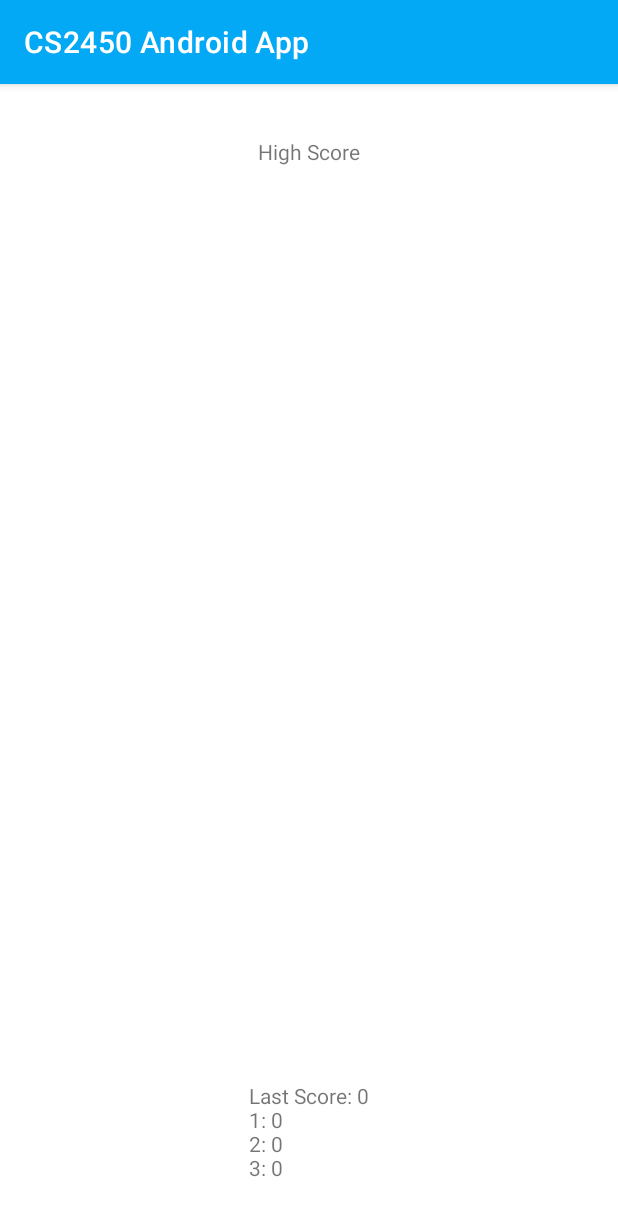
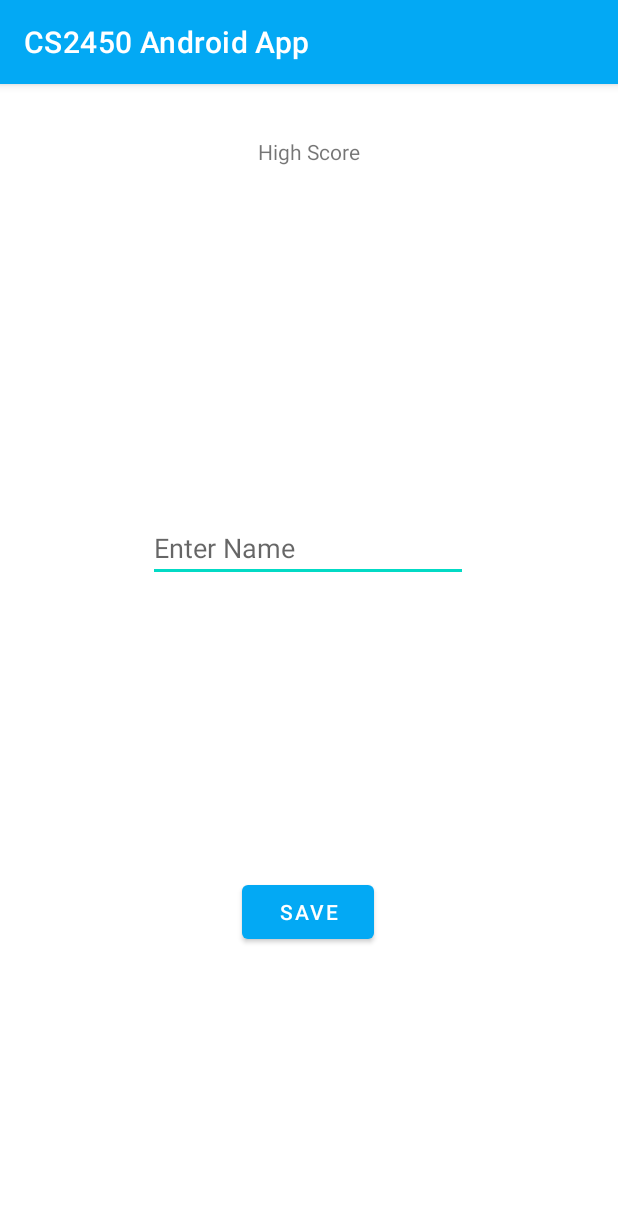
Before and after one commit to hamhead1005/CS2450-Android-Project, an Android app: the HighScore screen opened directly, with no data from a screen before it, on a phone screen of 412 x 824 dp. Shown: the top 1216 px of the screen. Run offline under Robolectric (Android 15) with nearby library versions, the phone set to English and light mode, and no system bars.

Commit message:
Added a way to include name with the highscore and also implemented a highscore button for the main menu. However, when the highscore button is pushed, goes through routine of asking for username input and if no input is given replicates score and name from the most recent game. Couldn't figure out a way yet to make it so this doesn't happen.

```diff
--- a/app/src/main/java/com/example/cs2450androidapp/HighScore.java
+++ b/app/src/main/java/com/example/cs2450androidapp/HighScore.java
@@ -1,9 +1,13 @@
 package com.example.cs2450androidapp;
 
 import android.annotation.SuppressLint;
+import android.content.Context;
 import android.content.Intent;
 import android.content.SharedPreferences;
 import android.os.Bundle;
+import android.view.View;
+import android.widget.Button;
+import android.widget.EditText;
 import android.widget.TextView;
 
 import androidx.appcompat.app.AppCompatActivity;
@@ -11,9 +15,14 @@ import androidx.appcompat.app.AppCompatActivity;
 public class HighScore extends AppCompatActivity {
 
     TextView highScore;
+    Button savehighScore;
+    EditText highscoreName;
 
     static int lastScore;
     int best1,best2,best3;
+    String name1,name2,name3,enteredName;
+    boolean checkMain;
+
 
     public static int getLastScore() {
         return lastScore;
@@ -26,19 +35,48 @@ public class HighScore extends AppCompatActivity {
         setContentView(R.layout.activity_highscore);
 
         highScore = (TextView) findViewById(R.id.highScore);
+        highScore.setVisibility(View.INVISIBLE);
+        highscoreName = (EditText) findViewById(R.id.enterName);
+        savehighScore = (Button) findViewById(R.id.savehighscoreButton);
 
-        SharedPreferences preferences = getSharedPreferences("PREFS",0);
+
+        SharedPreferences preferences = getSharedPreferences("PREFS", Context.MODE_PRIVATE);
+        SharedPreferences.Editor editor = preferences.edit();
+        savehighScore.setOnClickListener(new View.OnClickListener() {
+            @Override
+            public void onClick(View view) {
+                highScore.setVisibility(View.VISIBLE);
+
+
+                enteredName = highscoreName.getText().toString();
+                SharedPreferences.Editor editor = preferences.edit();
+                editor.putString("enteredName",enteredName);
+                editor.commit();
+
+                savehighScore.setVisibility(View.INVISIBLE);
+                highscoreName.setVisibility(View.INVISIBLE);
+            }
+        });
+
+
         lastScore = preferences.getInt("lastScore", 0);
         best1 = preferences.getInt("best1", 0);
         best2 = preferences.getInt("best2", 0);
         best3 = preferences.getInt("best3", 0);
 
+        enteredName = preferences.getString("enteredName", "");
+        name1 = preferences.getString("name1", "");
+        name2 = preferences.getString("name2", "");
+        name3 = preferences.getString("name3", "");
+
 
         //replaces scores if there is a new high score
         if(lastScore> best3){
             best3=lastScore;
-            SharedPreferences.Editor editor = preferences.edit();
+            name3=enteredName;
+            //SharedPreferences.Editor editor = preferences.edit();
             editor.putInt("best3", best3);
+            editor.putString("name3",name3);
             editor.apply();
         }
 
@@ -46,9 +84,14 @@ public class HighScore extends AppCompatActivity {
             int temp = best2;
             best2=lastScore;
             best3 = temp;
-            SharedPreferences.Editor editor = preferences.edit();
+            String tempName = name2;
+            name2 = enteredName;
+            name3 = tempName;
+            //SharedPreferences.Editor editor = preferences.edit();
             editor.putInt("best3", best3);
+            editor.putString("name3",name3);
             editor.putInt("best2", best2);
+            editor.putString("name2",name2);
             editor.apply();
         }
 
@@ -56,17 +99,22 @@ public class HighScore extends AppCompatActivity {
             int temp = best1;
             best1 = lastScore;
             best2 = temp;
-            SharedPreferences.Editor editor = preferences.edit();
+            String tempName = name1;
+            name1 = enteredName;
+            name2 = tempName;
+            //SharedPreferences.Editor editor = preferences.edit();
             editor.putInt("best2", best2);
             editor.putInt("best1", best1);
+            editor.putString("name2",name2);
+            editor.putString("name1",name1);
             editor.apply();
         }
 
         //used to display the scores
         highScore.setText("Last Score: "+ lastScore + "\n" +
-                "1: " + best1 + "\n" +
-                "2: " + best2 + "\n" +
-                "3: " + best3 + "\n" );
+                "1: " + name1 + " - " + best1 + "\n" +
+                "2: " + name2 + " - " + best2 + "\n" +
+                "3: " + name3 + " - " + best3 + "\n" );
     }
 
 
--- a/app/src/main/res/layout/activity_highscore.xml
+++ b/app/src/main/res/layout/activity_highscore.xml
@@ -27,5 +27,31 @@
         android:text=""
         app:layout_constraintBottom_toBottomOf="parent"
         app:layout_constraintEnd_toEndOf="parent"
+        app:layout_constraintStart_toStartOf="parent"
+        app:layout_constraintTop_toTopOf="parent" />
+
+    <Button
+        android:id="@+id/savehighscoreButton"
+        android:layout_width="wrap_content"
+        android:layout_height="wrap_content"
+        android:layout_marginBottom="172dp"
+        android:text="Save"
+        app:layout_constraintBottom_toBottomOf="parent"
+        app:layout_constraintEnd_toEndOf="parent"
+        app:layout_constraintHorizontal_bias="0.498"
+        app:layout_constraintStart_toStartOf="parent" />
+
+    <EditText
+        android:id="@+id/enterName"
+        android:layout_width="wrap_content"
+        android:layout_height="wrap_content"
+        android:layout_marginBottom="196dp"
+        android:ems="10"
+        android:hint="Enter Name"
+        android:inputType="textPersonName"
+        android:text=""
+        app:layout_constraintBottom_toTopOf="@+id/savehighscoreButton"
+        app:layout_constraintEnd_toEndOf="parent"
+        app:layout_constraintHorizontal_bias="0.497"
         app:layout_constraintStart_toStartOf="parent" />
 </androidx.constraintlayout.widget.ConstraintLayout>
```
Also changed, not shown: app/src/main/java/com/example/cs2450androidapp/MainMenu.java (+24 -12 lines), app/src/main/res/layout/activity_main_menu.xml (+20 -13 lines).
